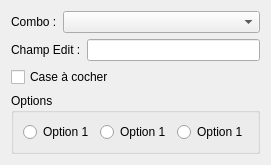
PyrosBrother/DemoBugFenetre, file Dialog.ui: the form before one commit.
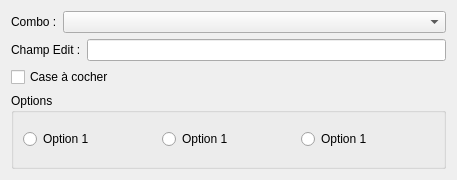
The form after the commit.

Patch:
```diff
--- a/Dialog.ui
+++ b/Dialog.ui
@@ -7,16 +7,31 @@
     <x>0</x>
     <y>0</y>
     <width>457</width>
-    <height>252</height>
+    <height>180</height>
    </rect>
   </property>
+  <property name="sizePolicy">
+   <sizepolicy hsizetype="Preferred" vsizetype="Fixed">
+    <horstretch>0</horstretch>
+    <verstretch>0</verstretch>
+   </sizepolicy>
+  </property>
+  <property name="minimumSize">
+   <size>
+    <width>0</width>
+    <height>180</height>
+   </size>
+  </property>
+  <property name="maximumSize">
+   <size>
+    <width>16777215</width>
+    <height>180</height>
+   </size>
+  </property>
   <property name="windowTitle">
    <string>Dialog</string>
   </property>
   <layout class="QVBoxLayout" name="verticalLayout">
-   <property name="sizeConstraint">
-    <enum>QLayout::SetFixedSize</enum>
-   </property>
    <item>
     <layout class="QHBoxLayout" name="horizontalLayout_3" stretch="0,1">
      <item>
```
